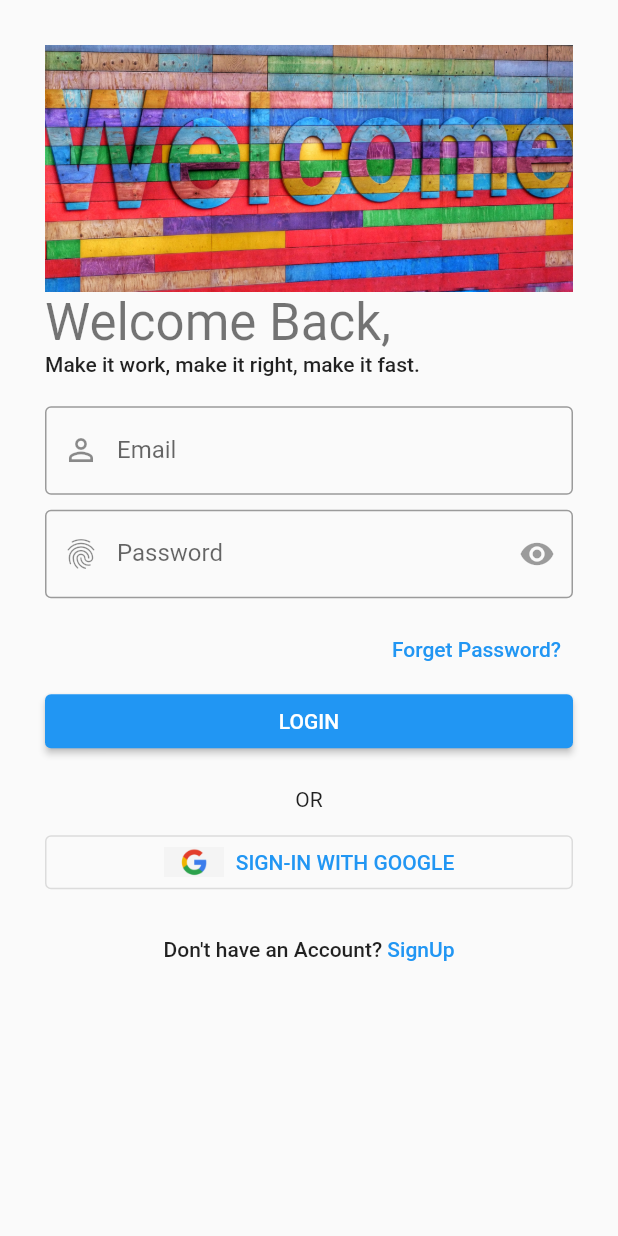
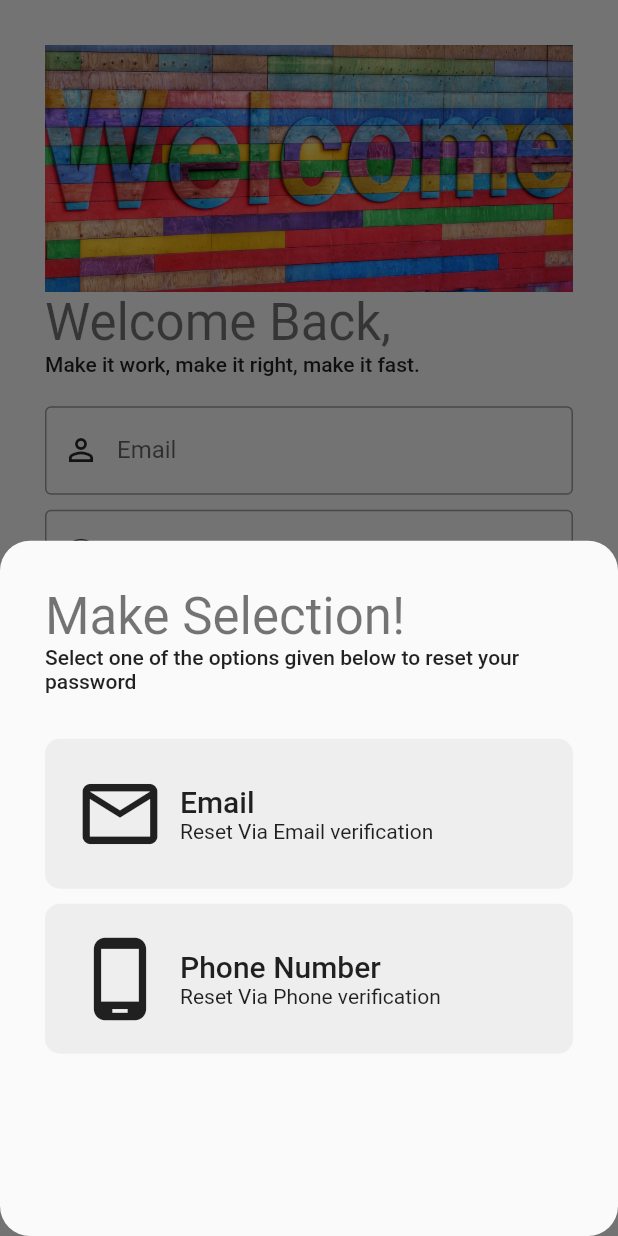
Before and after one commit to palashcse2k8/flutter, a Flutter app: the LoginScreen screen opened directly, after a tap on "Forget Password?", on a phone screen of 412 x 824 dp. Run offline on Flutter 3.47's test engine with Material 2 defaults, Android fonts, the phone set to English and light mode, and no system bars; our stand-ins replace connectivity_plus, equatable, flutter_otp_text_field, flutter_speed_dial, get, go_router and 8 more; missing offline and left inert: external_app_launcher, flutter_pdfview; accounts and stored records are empty.

Commit message:
forget password pages added

```diff
--- a/lib/firebasebasics/common_widgets/form/form_header_widget.dart
+++ b/lib/firebasebasics/common_widgets/form/form_header_widget.dart
@@ -5,22 +5,36 @@ class FormHeaderWidget extends StatelessWidget {
       {super.key,
       required this.image,
       required this.title,
-      required this.subtitle});
+      required this.subtitle,
+        this.crossAxisAlignment = CrossAxisAlignment.start,
+        this.imageColor,
+        this.imageHeight = 0.2,
+        this.heightBetween,
+        this.textAlign
+      });
 
   final String image, title, subtitle;
+
+  final Color? imageColor;
+  final double? imageHeight;
+  final double? heightBetween;
+  final CrossAxisAlignment crossAxisAlignment;
+  final TextAlign? textAlign;
 
   @override
   Widget build(BuildContext context) {
     final size = MediaQuery.of(context).size;
     return Column(
-      crossAxisAlignment: CrossAxisAlignment.start,
+      crossAxisAlignment: crossAxisAlignment,
       children: [
         Image(
           image: AssetImage(image),
-          height: (size.height * 0.2),
+          height: (size.height * imageHeight!),
           width: size.width,
           fit: BoxFit.fitWidth,
+          color: imageColor,
         ),
+        SizedBox(height: heightBetween,),
         Text(
           title,
           style: Theme.of(context).textTheme.headlineMedium,
@@ -28,6 +42,7 @@ class FormHeaderWidget extends StatelessWidget {
         Text(
           subtitle,
           style: Theme.of(context).textTheme.bodyLarge,
+          textAlign: textAlign,
         ),
       ],
     );
--- a/lib/firebasebasics/constants/image_strings.dart
+++ b/lib/firebasebasics/constants/image_strings.dart
@@ -12,3 +12,6 @@ const String appWelcomeScreenImage = "assets/images/welcome_screen_images/welcom
 
 // --- Login Screen ---
 const String appGoogleLogo = "assets/logo/google_logo.png";
+
+// --- Forget Password ---
+const String appForgetPasswordImage = "assets/images/forget_password/forget-password.jpg";
--- a/lib/firebasebasics/constants/text_strings.dart
+++ b/lib/firebasebasics/constants/text_strings.dart
@@ -26,6 +26,7 @@ const String appRememberMe = "Remember Me?";
 const String appEmail = "Email";
 const String appPassword = "Password";
 const String appForgetPassword = "Forget Password?";
+const String appForgetPasswordTxt = "Forget Password";
 const String appSignInWithGoogle = "Sign-In With Google";
 const String appDontHaveAnAccount = "Don't have an Account? ";
 
@@ -35,3 +36,16 @@ const String appSignUpSubTitle = "Create your profile to your journey with us...
 const String appAlreadyHaveAnAccount = "Already Have an account? ";
 const String appFullName = "Full Name";
 const String appPhoneNo = "Phone Number";
+
+// --- Forget Password ---
+const String appForgetPasswordTitle = "Make Selection!";
+const String appForgetPasswordSubTitle = "Select one of the options given below to reset your password";
+const String appPasswordResetViaEmail = "Reset Via Email verification";
+const String appPasswordResetViaPhone = "Reset Via Phone verification";
+const String appForgetPhoneSubTitle = "Enter your registered phone number to receive OTP";
+const String appForgetMailSubTitle = "Enter your registered email to receive OTP";
+
+// --- OTP Screen ---
+const String appOTPTitleTxt = "CO\nDE";
+const String appOTPSubTitleTxt = "Verification";
+const String appOTPLabelTxt = "Enter the verification code sent at ";
--- /dev/null
+++ b/lib/firebasebasics/features/authentication/screens/forget_password/forget_password_options/forget_password_option_button.dart
@@ -0,0 +1,39 @@
+
+import 'package:flutter/material.dart';
+
+class ForgetPasswordOptionButton extends StatelessWidget {
+  const ForgetPasswordOptionButton({
+    super.key, required this.title, required this.subTitle, required this.buttonIcon, required this.func
+  });
+
+  final String title, subTitle;
+  final IconData buttonIcon;
+  final VoidCallback func;
+
+  @override
+  Widget build(BuildContext context) {
+    return GestureDetector(
+      onTap: func,
+      child: Container(
+        padding: const EdgeInsets.all(20),
+        decoration: BoxDecoration(
+            borderRadius: BorderRadius.circular(10),
+            color: Colors.grey.shade200
+        ),
+        child: Row(
+          children: [
+            Icon(buttonIcon , size: 60,),
+            const SizedBox(width: 10,),
+            Column(
+              crossAxisAlignment: CrossAxisAlignment.start,
+              children: [
+                Text(title, style: Theme.of(context).textTheme.titleLarge,),
+                Text(subTitle, style: Theme.of(context).textTheme.bodyMedium)
+              ],
+            )
+          ],
+        ),
+      ),
+    );
+  }
+}
--- /dev/null
+++ b/lib/firebasebasics/features/authentication/screens/forget_password/forget_password_options/forget_password_option_screen.dart
@@ -0,0 +1,50 @@
+import 'package:flutter/material.dart';
+import 'package:get/get.dart';
+import 'package:get/get_core/src/get_main.dart';
+
+import '../../../../../constants/sizes.dart';
+import '../../../../../constants/text_strings.dart';
+import '../forget_password_email/forget_password_mail_screen.dart';
+import 'forget_password_option_button.dart';
+
+class ForgetPasswordScreen {
+  static Future<dynamic> buildShowBottomModalSheet(BuildContext context) {
+    return showModalBottomSheet(
+      shape: RoundedRectangleBorder(borderRadius: BorderRadius.circular(20)),
+      context: context,
+      builder: (context) => Container(
+        padding: const EdgeInsets.all(appDefaultSize),
+        child: Column(
+          crossAxisAlignment: CrossAxisAlignment.start,
+          children: [
+            Text(appForgetPasswordTitle,
+                style: Theme.of(context).textTheme.headlineMedium),
+            Text(appForgetPasswordSubTitle,
+                style: Theme.of(context).textTheme.bodyLarge),
+            const SizedBox(
+              height: 30,
+            ),
+            ForgetPasswordOptionButton(
+                buttonIcon: Icons.email_outlined,
+                title: appEmail,
+                subTitle: appPasswordResetViaEmail,
+                func: () {
+                  Navigator.pop(context);
+                  Get.to(() => const ForgetPasswordEmailScreen());
+                },
+            ),
+            const SizedBox(
+              height: 10,
+            ),
+            ForgetPasswordOptionButton(
+              buttonIcon: Icons.phone_android_outlined,
+              title: appPhoneNo,
+              subTitle: appPasswordResetViaPhone,
+              func: () {},
+            )
+          ],
+        ),
+      ),
+    );
+  }
+}
--- a/lib/firebasebasics/features/authentication/screens/login/login_form.dart
+++ b/lib/firebasebasics/features/authentication/screens/login/login_form.dart
@@ -1,8 +1,8 @@
-
 import 'package:flutter/material.dart';
 
 import '../../../../constants/sizes.dart';
 import '../../../../constants/text_strings.dart';
+import '../forget_password/forget_password_options/forget_password_option_screen.dart';
 
 class LoginForm extends StatelessWidget {
   const LoginForm({
@@ -13,8 +13,7 @@ class LoginForm extends StatelessWidget {
   Widget build(BuildContext context) {
     return Form(
       child: Container(
-        padding: const EdgeInsets.symmetric(
-            vertical: appFormHeight - 10),
+        padding: const EdgeInsets.symmetric(vertical: appFormHeight - 10),
         child: Column(
           children: [
             TextFormField(
@@ -43,12 +42,17 @@ class LoginForm extends StatelessWidget {
             ),
             Align(
               alignment: Alignment.centerRight,
-              child: TextButton(onPressed: () { },
-                  child: const Text(appForgetPassword)),
+              child: TextButton(
+                onPressed: () {
+                  ForgetPasswordScreen.buildShowBottomModalSheet(context);
+                },
+                child: const Text(appForgetPassword),
+              ),
             ),
             SizedBox(
                 width: double.infinity,
-                child: ElevatedButton(onPressed: () {}, child: Text(appLogin.toUpperCase())))
+                child: ElevatedButton(
+                    onPressed: () {}, child: Text(appLogin.toUpperCase())))
           ],
         ),
       ),
--- a/lib/firebasebasics/firebaselogin.dart
+++ b/lib/firebasebasics/firebaselogin.dart
@@ -1,5 +1,6 @@
 import 'package:flutter/material.dart';
 import 'package:flutterbascis/firebasebasics/utils/themes/theme.dart';
+import 'package:get/get.dart';
 import 'package:get/get_navigation/src/root/get_material_app.dart';
 
 import 'features/authentication/screens/splash_screen/splash_screen.dart';
@@ -10,11 +11,13 @@ class FireBaseLogin extends StatelessWidget {
   @override
   Widget build(BuildContext context) {
     return GetMaterialApp(
-      home: SplashScreen(),
+      home: const SplashScreen(),
       theme: AppTheme.lightTheme,
       darkTheme: AppTheme.darkTheme,
       themeMode: ThemeMode.light,
       debugShowCheckedModeBanner: false,
+      defaultTransition: Transition.leftToRightWithFade,
+      transitionDuration: const Duration(milliseconds: 500),
       // showPerformanceOverlay: true,
     );
   }
--- a/lib/firebasebasics/utils/themes/widgets_themes/elevated_button_theme.dart
+++ b/lib/firebasebasics/utils/themes/widgets_themes/elevated_button_theme.dart
@@ -12,7 +12,9 @@ class AppElevatedButtonTheme {
     style: ElevatedButton.styleFrom(
       foregroundColor: appWhiteColor,
       backgroundColor: appSecondaryColor,
-      shape: const StadiumBorder(),
+      shape: RoundedRectangleBorder(
+        borderRadius: BorderRadius.circular(10)
+      ),
       side: const BorderSide(
         color: appSecondaryColor,
       ),
@@ -26,7 +28,7 @@ class AppElevatedButtonTheme {
     style: ElevatedButton.styleFrom(
       foregroundColor: appSecondaryColor,
       backgroundColor: appWhiteColor,
-      shape: const StadiumBorder(),
+      shape: const RoundedRectangleBorder(),
       side: const BorderSide(
         color: appWhiteColor,
       ),
--- a/pubspec.yaml
+++ b/pubspec.yaml
@@ -39,6 +39,7 @@ dependencies:
   get: ^4.6.5
   liquid_swipe: any
   smooth_page_indicator: ^1.1.0
+  flutter_otp_text_field: ^1.1.1
 
 dev_dependencies:
   flutter_test:
@@ -77,6 +78,7 @@ flutter:
     - assets/images/splash_images/
     - assets/images/welcome_screen_images/
     - assets/logo/
+    - assets/images/forget_password/
 
   fonts:
     - family: OpenSans
```
Also changed, not shown: lib/firebasebasics/features/authentication/screens/forget_password/forget_password_email/forget_password_mail_screen.dart (added, +70 -0 lines), lib/firebasebasics/features/authentication/screens/forget_password/forget_password_otp/forget_password_otp_screen.dart (added, +67 -0 lines), lib/main.dart (+3 -6 lines), assets/images/forget_password/forget-password.jpg (added), pubspec.lock.
